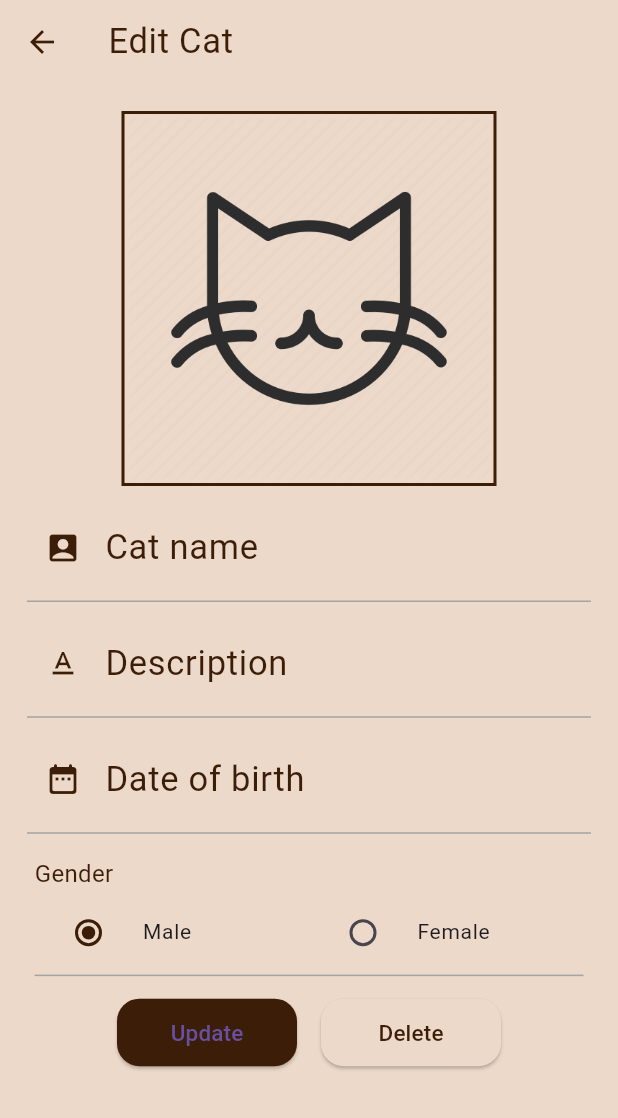
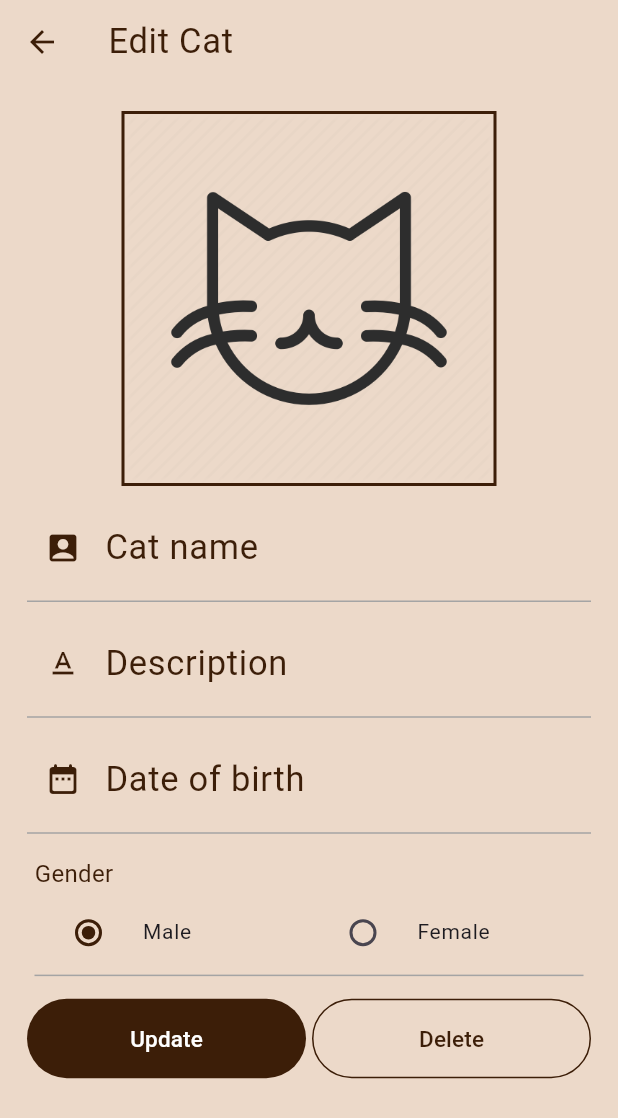
Before and after one commit to yunghuey/CatViP-Mobile, a Flutter app: the EditCatView screen opened directly with empty values, on a phone screen of 412 x 824 dp. Shown: the top 1118 px of the screen. Run offline on Flutter 3.47's test engine with Material 3 defaults, Android fonts, the phone set to English and light mode, and no system bars; our stand-ins replace badges, equatable, file_picker, flutter_bloc, geocoding, geolocator and 7 more; missing offline and left inert: flutter_google_places, google_api_headers, google_maps_webservice, onesignal_flutter, signalr_core; accounts and stored records are empty; network calls fail; Roboto replaces fonts that are missing (Times New Roman); statements that could not run were skipped.

Commit message:
change button style

```diff
--- a/lib/pages/cat/editcat_view.dart
+++ b/lib/pages/cat/editcat_view.dart
@@ -428,15 +428,11 @@ class _EditCatViewState extends State<EditCatView> {
       child: Row(
         mainAxisAlignment: MainAxisAlignment.center,
         children: [
-          SizedBox(
-            width: 120.0,
-            height: 45.0,
-            child: ElevatedButton(
-              child: Text("Update", style: TextStyle(fontSize: 15),),
+          Expanded(
+            child: TextButton(
+              child: Text("Update", style: TextStyle(fontSize: 15, color: Colors.white),),
               style: ButtonStyle(
-                shape: MaterialStateProperty.all<RoundedRectangleBorder>(
-                    RoundedRectangleBorder( borderRadius: BorderRadius.circular(15.0),)
-                ),
+                padding: MaterialStateProperty.all(EdgeInsets.all(16)),
                 backgroundColor: MaterialStateProperty.all<HexColor>(HexColor("#3c1e08")),
               ),
               onPressed: (){
@@ -478,11 +474,9 @@ class _EditCatViewState extends State<EditCatView> {
 
             ),
           ),
-          SizedBox(width: 16),
-          SizedBox(
-            width: 120.0,
-            height: 45.0,
-            child: ElevatedButton(
+          SizedBox(width: 4.0),
+          Expanded(
+            child: TextButton(
               onPressed: (){
                 showDialog<String>(
                   context: context,
@@ -529,10 +523,10 @@ class _EditCatViewState extends State<EditCatView> {
               },
               child: Text("Delete",style: TextStyle(fontSize: 15, color: HexColor("#3c1e08"))),
               style: ButtonStyle(
-                shape: MaterialStateProperty.all<RoundedRectangleBorder>(
-                    RoundedRectangleBorder( borderRadius: BorderRadius.circular(15.0),)
-                ),
                 backgroundColor: MaterialStateProperty.all<HexColor>(HexColor("#ecd9c9")),
+                padding: MaterialStateProperty.all(EdgeInsets.all(16)),
+                side: MaterialStateProperty.all(
+                  BorderSide(color: HexColor("#3c1e08"))),
               ),
             )
 
--- a/lib/pages/report/UpdateCasesReport.dart
+++ b/lib/pages/report/UpdateCasesReport.dart
@@ -259,13 +259,15 @@ class _UpdateCasesReportState extends State<UpdateCasesReport> {
                 ),
               );
             },
-            style: TextButton.styleFrom(
-              backgroundColor: HexColor("#3c1e08"),
-              padding: EdgeInsets.all(16),
+            style: ButtonStyle(
+              backgroundColor: MaterialStateProperty.all(HexColor("#ecd9c9")),
+              padding: MaterialStateProperty.all(EdgeInsets.all(16)),
+              side: MaterialStateProperty.all(
+                  BorderSide(color: HexColor("#3c1e08"))), // Add border color
             ),
             child: Text(
               'Revoke',
-              style: TextStyle(color: Colors.white),
+              style: TextStyle(color: HexColor("#3c1e08")),
             ),
           ),
         ),
```
